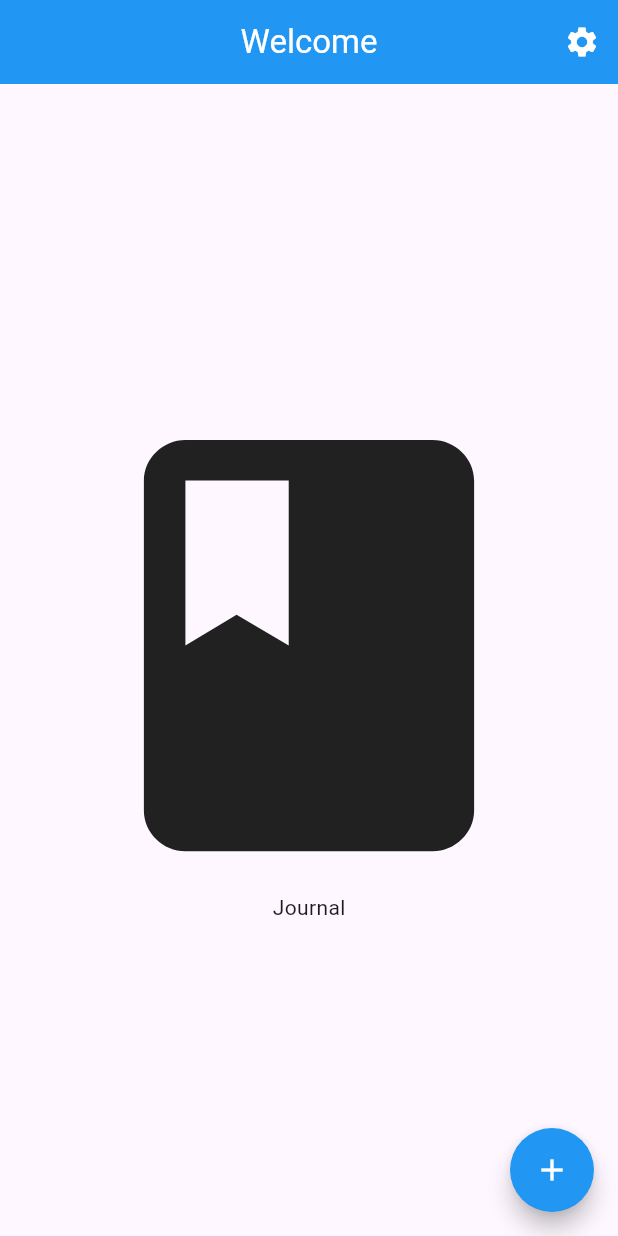
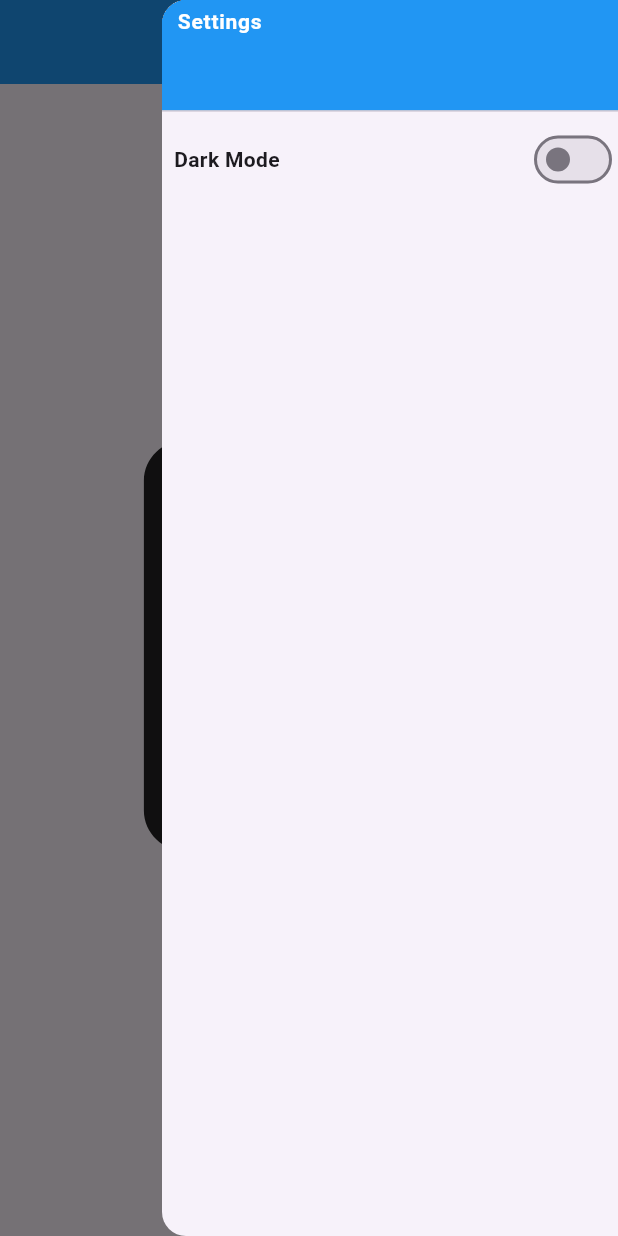
Before and after one commit to Daltonshults/CS492_project_4, a Flutter app: the screen it shows after launch, with the side drawer open (before the commit the screen has no drawer), on a phone screen of 412 x 824 dp. Run offline on Flutter 3.47's test engine with Material 3 defaults, Android fonts, the phone set to English and light mode, and no system bars; our stand-ins replace shared_preferences, sqflite; accounts and stored records are empty.

Commit message:
Finished project.

```diff
--- a/lib/main.dart
+++ b/lib/main.dart
@@ -1,14 +1,16 @@
 import 'package:flutter/material.dart';
 import 'package:shared_preferences/shared_preferences.dart';
 import 'package:flutter/cupertino.dart';
-import './views/FormPage.dart';
-import './helpers/databaseHelper.dart';
-import './models/journalModel.dart';
+import 'views/form_page.dart';
+import 'helpers/database_helper.dart';
+import 'models/journal_model.dart';
 
 final DatabaseHelper dbHelper = DatabaseHelper.instance;
-void main() => runApp(MyApp());
+void main() => runApp(const MyApp());
 
 class MyApp extends StatefulWidget {
+  const MyApp({super.key});
+
   @override
   MyAppState createState() => MyAppState();
 }
@@ -51,7 +53,7 @@ class MyAppState extends State<MyApp> {
       return MaterialApp(
         title: 'Journal App',
         theme: _themeData,
-        home: MyHomePage(_isSwitched),
+        home: const MyHomePage(),
       );
     }
   }
@@ -63,15 +65,12 @@ class MyAppState extends State<MyApp> {
 }
 
 class MyHomePage extends StatefulWidget {
-  bool? _isSwitched;
-
-  MyHomePage(this._isSwitched, {Key? key}) : super(key: key);
-
+  const MyHomePage({super.key});
   @override
-  _MyHomePage createState() => _MyHomePage();
+  MyHomePageState createState() => MyHomePageState();
 }
 
-class _MyHomePage extends State<MyHomePage> {
+class MyHomePageState extends State<MyHomePage> {
   final GlobalKey<ScaffoldState> _scaffoldKey = GlobalKey<ScaffoldState>();
   bool? _isSwitched;
   List<JournalEntry> _journalEntries = [];
@@ -87,6 +86,7 @@ class _MyHomePage extends State<MyHomePage> {
         _journalEntries = entries;
       });
     });
+    selectedEntry = null;
     dbHelper.printAllRows();
   }
 
@@ -99,9 +99,12 @@ class _MyHomePage extends State<MyHomePage> {
     var screenWidth = MediaQuery.of(context).size.width;
 
     if (_isSwitched == null) {
-      return CircularProgressIndicator();
+      return const CircularProgressIndicator();
     } else if (_journalEntries.isEmpty) {
-      return Scaffold(
+      return Theme(
+        data: _isSwitched! ? ThemeData.dark() : ThemeData.light(),
+        child: Scaffold(
+          key: _scaffoldKey,
           appBar: _journalAppBar("Welcome"),
           body: Column(
             mainAxisAlignment: MainAxisAlignment.center,
@@ -109,10 +112,12 @@ class _MyHomePage extends State<MyHomePage> {
               Center(
                   child: Icon(Icons.book,
                       size: MediaQuery.of(context).size.height * 0.4)),
-            Center(child: Text("Journal"))
+              const Center(child: Text("Journal"))
             ],
           ),
           floatingActionButton: newEntryRoute(context),
+          endDrawer: _endDrawer(context),
+        ),
       );
     }
     return MaterialApp(
@@ -195,7 +200,16 @@ class _MyHomePage extends State<MyHomePage> {
       itemBuilder: (context, index) {
         final entry = _journalEntries[index];
         return ListTile(
-            title: Text(entry.title + " " + entry.date),
+            title: Column(
+              crossAxisAlignment: CrossAxisAlignment.start,
+              children: [
+                Text(
+                  entry.title,
+                  style: const TextStyle(fontWeight: FontWeight.w600),
+                ),
+                Text(entry.date)
+              ],
+            ),
             onTap: () {
               setState(() {
                 selectedEntry = entry;
@@ -227,7 +241,7 @@ class _MyHomePage extends State<MyHomePage> {
       backgroundColor: Colors.blue,
       title: Text(
         title,
-        style: TextStyle(color: Colors.white),
+        style: const TextStyle(color: Colors.white),
       ),
       actions: <Widget>[
         IconButton(
@@ -244,13 +258,15 @@ class _MyHomePage extends State<MyHomePage> {
   Drawer _endDrawer(BuildContext context) {
     return Drawer(
       elevation: 100,
-      surfaceTintColor: Colors.white,
-      shadowColor: Colors.black,
       child: ListView(
         padding: EdgeInsets.zero,
         children: <Widget>[
           SizedBox(
-            height: MediaQuery.of(context).size.height * 0.1,
+            height: MediaQuery.of(context).orientation == Orientation.landscape
+                ? MediaQuery.of(context).size.height *
+                    0.2 // 20% of screen height in landscape mode
+                : MediaQuery.of(context).size.height *
+                    0.1, // 10% of screen height in portrait mode
             child: _drawerHeader(context),
           ),
           Row(
@@ -284,12 +300,12 @@ class _MyHomePage extends State<MyHomePage> {
           width * 0.025, // Right
           0), // bottom
       decoration: const BoxDecoration(
-        color: Colors.white,
+        color: Colors.blue,
       ),
       child: const Text(
         'Settings',
         style: TextStyle(
-          color: Colors.black,
+          color: Colors.white,
           fontWeight: FontWeight.bold,
           fontSize: 14,
         ),
@@ -306,8 +322,8 @@ class _MyHomePage extends State<MyHomePage> {
           _saveSwitchPreferences(value);
         });
       },
-      activeColor: Colors.amber,
-      activeTrackColor: Colors.amberAccent,
+      activeColor: Colors.blue,
+      activeTrackColor: Colors.grey,
     );
   }
 
--- a/pubspec.yaml
+++ b/pubspec.yaml
@@ -61,6 +61,7 @@ flutter:
     - assets/sql/insert.sql
     - assets/sql/selectAll.sql
     - assets/sql/schema.sql
+    - assets/sql/deleteAll.sql
   # The following line ensures that the Material Icons font is
   # included with your application, so that you can use the icons in
   # the material Icons class.
```
Also changed, not shown: lib/helpers/database_helper.dart (renamed from lib/helpers/databaseHelper.dart, +6 -3 lines), lib/models/journal_model.dart (renamed from lib/models/journalModel.dart, +5 -5 lines), lib/views/form_page.dart (renamed from lib/views/FormPage.dart, +3 -13 lines), lib/views/view_entry.dart (renamed from lib/views/ViewEntry.dart, +7 -6 lines), pubspec.lock, 4 other files. Lines whose indentation alone changed are shown as unchanged.
